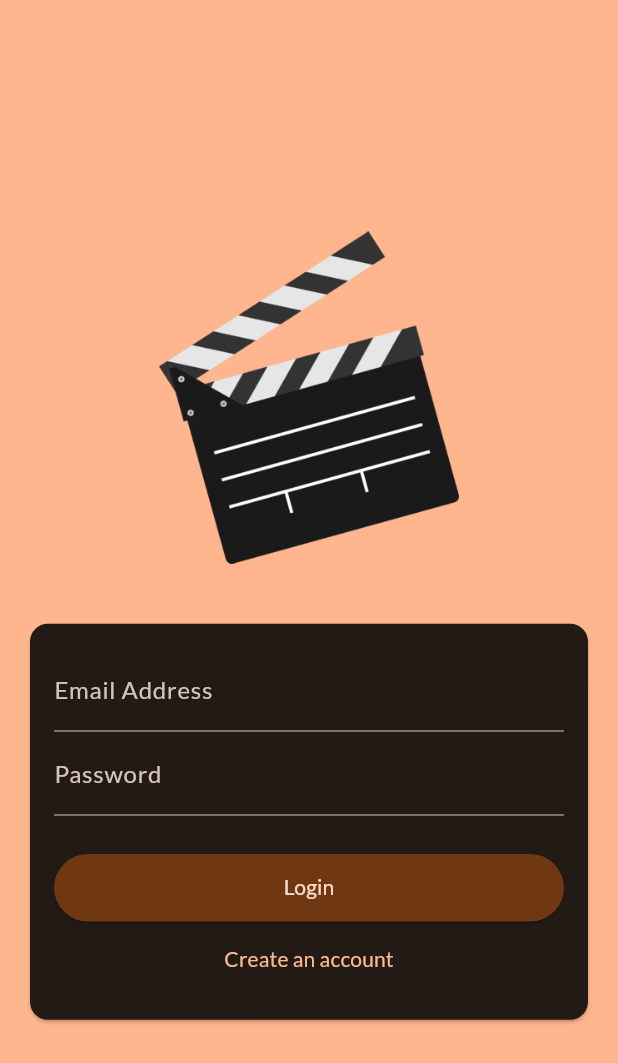
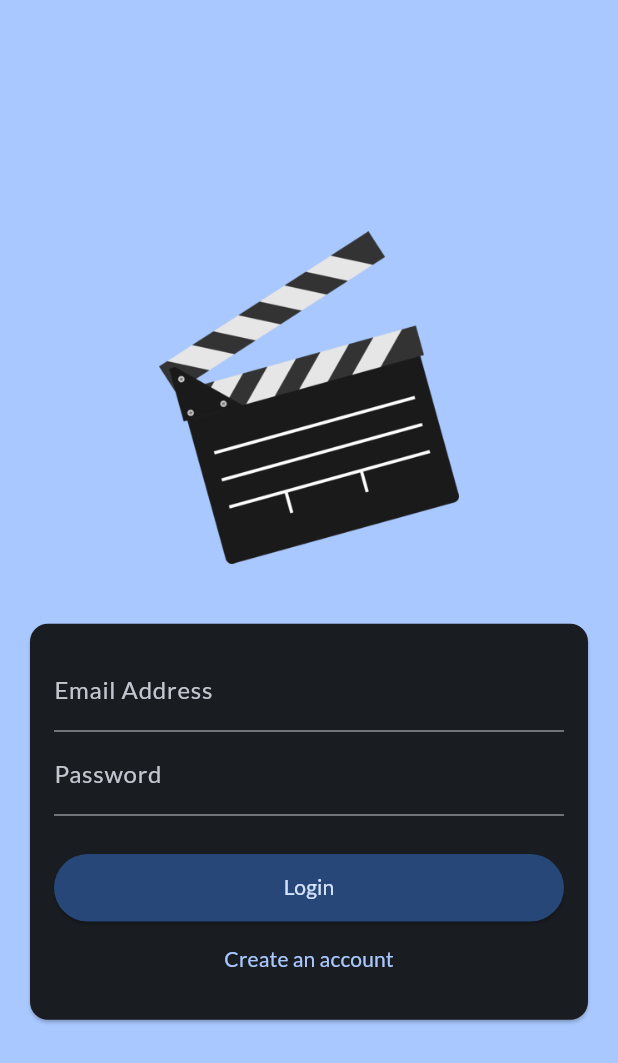
Before and after one commit to kacperstraszak/MovieApp, a Flutter app: the screen it shows after launch, on a phone screen of 412 x 824 dp. Shown: the top 1063 px of the screen. Run offline on Flutter 3.47's test engine with Material 3 defaults, Android fonts, the phone set to English and light mode, and no system bars; our stand-ins replace flutter_riverpod, google_fonts, image_picker, supabase_flutter; accounts and stored records are empty.

Commit message:
app color change

```diff
--- a/movie_recommendation_app/lib/utils/constants.dart
+++ b/movie_recommendation_app/lib/utils/constants.dart
@@ -30,7 +30,7 @@ final appTheme = ThemeData(
   useMaterial3: true,
   colorScheme: ColorScheme.fromSeed(
     brightness: Brightness.dark,
-    seedColor: const Color.fromARGB(255, 131, 57, 0),
+    seedColor: const Color.fromARGB(255, 15, 57, 108),
   ),
   textTheme: GoogleFonts.latoTextTheme(),
 );
```
